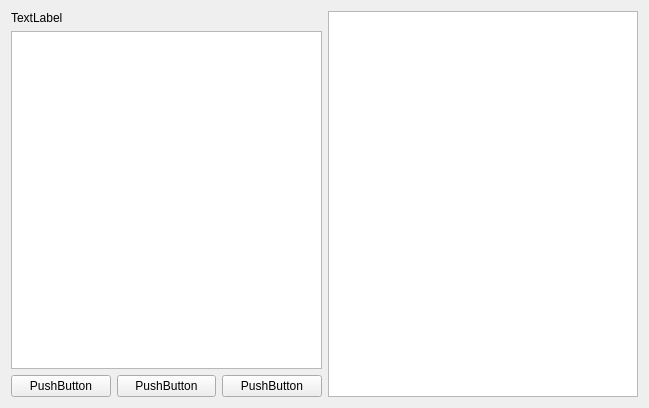
First picture: the form in Views/tagview.ui, repository ArkadiuszStanislawLega/Flashcards_Qt, before the edit.
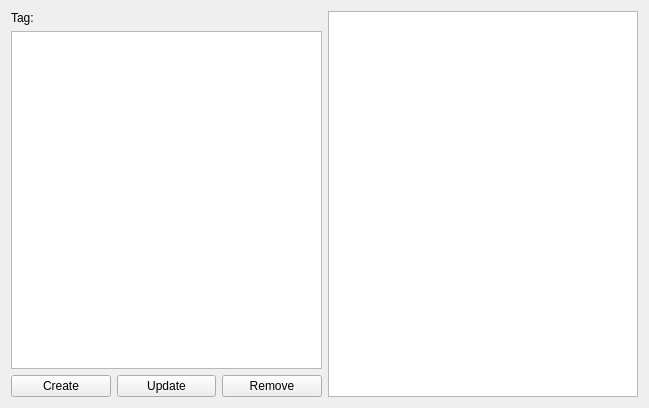
Second picture: the form after the edit.

The edit to the form file:
```diff
--- a/Views/tagview.ui
+++ b/Views/tagview.ui
@@ -19,7 +19,7 @@
       <item>
        <widget class="QLabel" name="label">
         <property name="text">
-         <string>TextLabel</string>
+        <string>Tag:</string>
         </property>
        </widget>
       </item>
@@ -31,21 +31,21 @@
      <item>
       <widget class="QPushButton" name="pushButton_2">
        <property name="text">
-        <string>PushButton</string>
+          <string>Create</string>
        </property>
       </widget>
      </item>
      <item>
       <widget class="QPushButton" name="pushButton_3">
        <property name="text">
-        <string>PushButton</string>
+          <string>Update</string>
        </property>
       </widget>
      </item>
      <item>
       <widget class="QPushButton" name="pushButton">
        <property name="text">
-        <string>PushButton</string>
+          <string>Remove</string>
        </property>
       </widget>
      </item>
```
Left out of the diff: 16 changed lines with no effect on the pictures. Lines whose indentation alone changed are shown as unchanged.
